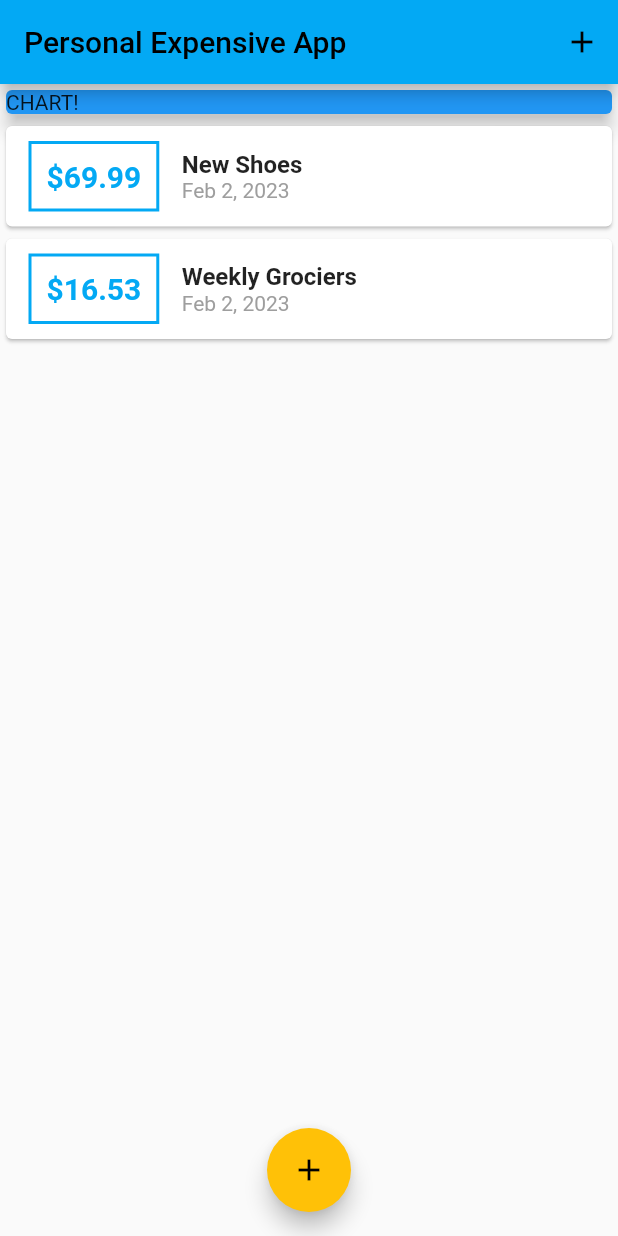
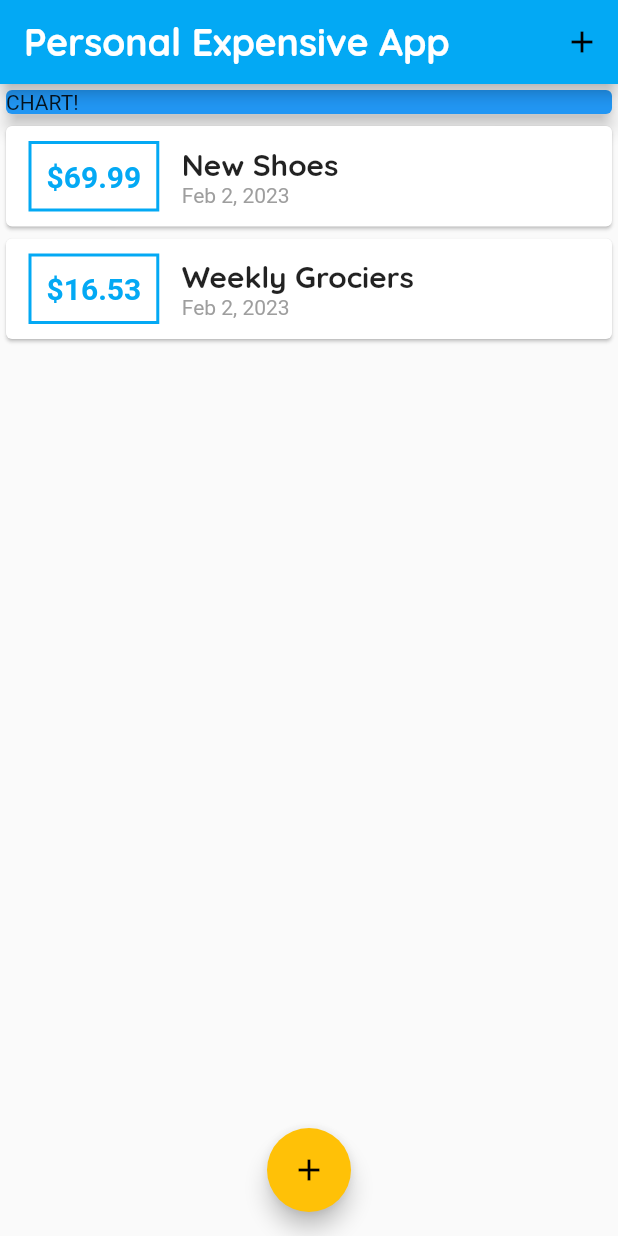
Before and after one commit to akakiev/personal-expenses-app, a Flutter app: the screen it shows after launch, on a phone screen of 412 x 824 dp. Run offline on Flutter 3.47's test engine with Material 2 defaults, Android fonts, the phone set to English and light mode, and no system bars.

Commit message:
added custom fonts to the App

```diff
--- a/lib/main.dart
+++ b/lib/main.dart
@@ -11,9 +11,20 @@ class MyApp extends StatelessWidget {
     return MaterialApp(
       title: 'Personal Expenses',
       theme: ThemeData(
-        primarySwatch: Colors.lightBlue,
-        accentColor: Colors.amber,
-      ),
+          primarySwatch: Colors.lightBlue,
+          accentColor: Colors.amber,
+          fontFamily: 'OpenSans',
+          textTheme: ThemeData.light().textTheme.copyWith(
+              titleMedium: TextStyle(
+                  fontFamily: 'Quicksand',
+                  fontSize: 20,
+                  fontWeight: FontWeight.bold)),
+          appBarTheme: AppBarTheme(
+              titleTextStyle: TextStyle(
+            fontFamily: 'QuickSand',
+            fontSize: 25,
+            fontWeight: FontWeight.bold,
+          ))),
       home: MyHomePage(),
     );
   }
@@ -65,7 +76,10 @@ class _MyHomePageState extends State<MyHomePage> {
   Widget build(BuildContext context) {
     return Scaffold(
       appBar: AppBar(
-        title: Text('Personal Expensive App'),
+        title: Text(
+          'Personal Expensive App',
+          //style: TextStyle(fontFamily: 'QuickSand')
+        ),
         actions: <Widget>[
           IconButton(
               onPressed: () => _startAddNewTransaction(context),
--- a/lib/widgets/transaction_list.dart
+++ b/lib/widgets/transaction_list.dart
@@ -34,9 +34,10 @@ class TransactionList extends StatelessWidget {
                 Column(
                     crossAxisAlignment: CrossAxisAlignment.start,
                     children: <Widget>[
-                      Text(transactions[index].title,
-                          style: TextStyle(
-                              fontSize: 16, fontWeight: FontWeight.bold)),
+                      Text(
+                        transactions[index].title,
+                        style: Theme.of(context).textTheme.titleMedium,
+                      ),
                       Text(
                         DateFormat.yMMMd().format(transactions[index].date),
                         style: TextStyle(
```
Also changed, not shown: pubspec.yaml (+13 -11 lines), assets/fonts/OpenSans-Bold.ttf (added), assets/fonts/OpenSans-Regular.ttf (added), assets/fonts/Quicksand-Bold.ttf (added), assets/fonts/Quicksand-Light.ttf (added), assets/fonts/Quicksand-Medium.ttf (added), assets/fonts/Quicksand-Regular.ttf (added).
